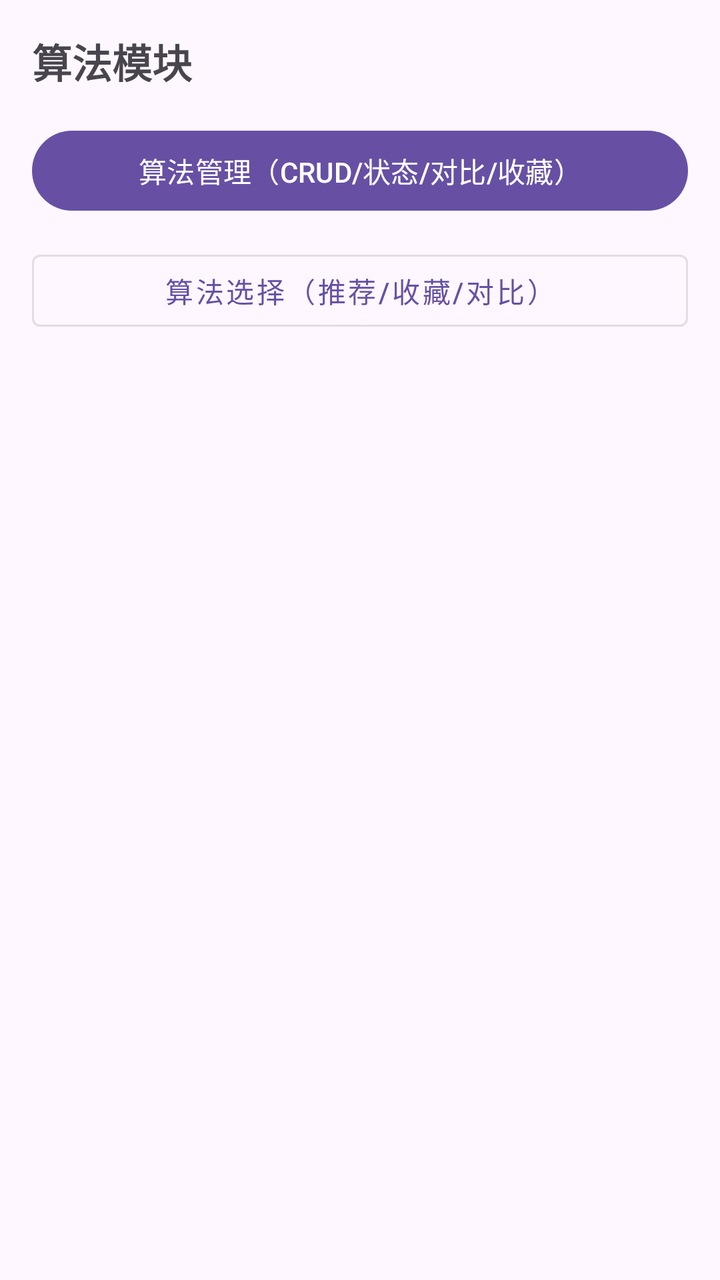
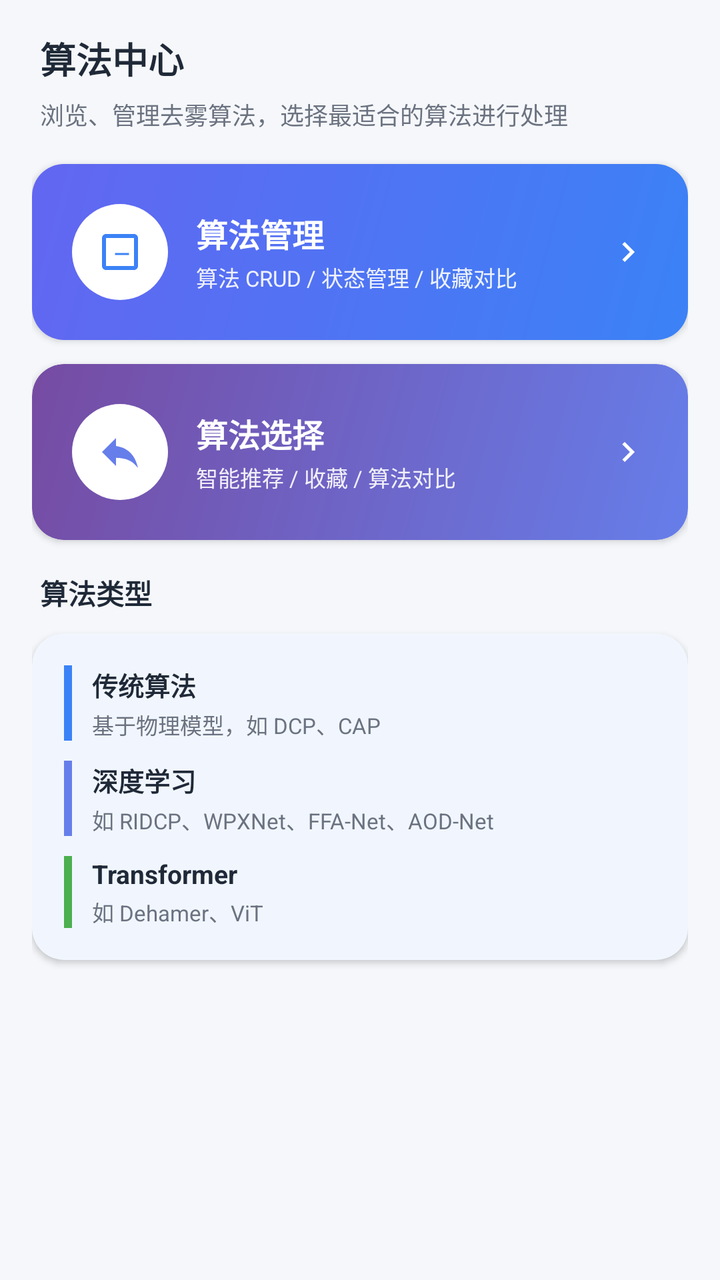

Two renders of the same Android screen: before a commit and after it. Below are the layout's source before the change and the commit's diff.
<!-- AndroidManifest.xml: application theme Theme.Dehaze -->
<!-- res/layout/fragment_algorithm.xml -->
<?xml version="1.0" encoding="utf-8"?>
<LinearLayout xmlns:android="http://schemas.android.com/apk/res/android"
    android:layout_width="match_parent"
    android:layout_height="match_parent"
    android:orientation="vertical"
    android:padding="16dp">

    <TextView
        android:layout_width="match_parent"
        android:layout_height="wrap_content"
        android:layout_marginBottom="16dp"
        android:text="算法模块"
        android:textSize="20sp"
        android:textStyle="bold" />

    <com.google.android.material.button.MaterialButton
        android:id="@+id/btn_algorithm_manage"
        android:layout_width="match_parent"
        android:layout_height="wrap_content"
        android:layout_marginBottom="12dp"
        android:text="算法管理（CRUD/状态/对比/收藏）"
        android:textSize="14sp" />

    <com.google.android.material.button.MaterialButton
        android:id="@+id/btn_algorithm_select"
        style="@style/Widget.MaterialComponents.Button.OutlinedButton"
        android:layout_width="match_parent"
        android:layout_height="wrap_content"
        android:text="算法选择（推荐/收藏/对比）"
        android:textSize="14sp" />

</LinearLayout>
<!-- resources referenced by this layout -->
<resources>
  <style name="Theme.Dehaze" parent="Theme.MaterialComponents.DayNight.DarkActionBar">
          
          <item name="colorPrimary">@color/purple_500</item>
          <item name="colorPrimaryVariant">@color/purple_700</item>
          <item name="colorOnPrimary">@color/white</item>
          
          <item name="colorSecondary">@color/teal_200</item>
          <item name="colorSecondaryVariant">@color/teal_700</item>
          <item name="colorOnSecondary">@color/black</item>
          
          <item name="android:statusBarColor">?attr/colorPrimaryVariant</item>
          
      </style>
  <color name="purple_500">#FF6200EE</color>
  <color name="purple_700">#FF3700B3</color>
  <color name="teal_200">#FF03DAC5</color>
  <color name="teal_700">#FF018786</color>
  <color name="black">#FF000000</color>
  <!-- unchanged entries left out for length: 1 -->
</resources>

<!-- the commit's change to res/layout/fragment_algorithm.xml (unified diff, before → after) -->
@@ -1,32 +1,294 @@
 <?xml version="1.0" encoding="utf-8"?>
-<LinearLayout xmlns:android="http://schemas.android.com/apk/res/android"
+<androidx.core.widget.NestedScrollView xmlns:android="http://schemas.android.com/apk/res/android"
+    xmlns:app="http://schemas.android.com/apk/res-auto"
     android:layout_width="match_parent"
     android:layout_height="match_parent"
-    android:orientation="vertical"
-    android:padding="16dp">
-
-    <TextView
+    android:background="@color/bg_page"
+    android:fillViewport="true">
+
+    <LinearLayout
         android:layout_width="match_parent"
         android:layout_height="wrap_content"
-        android:layout_marginBottom="16dp"
-        android:text="算法模块"
-        android:textSize="20sp"
-        android:textStyle="bold" />
-
-    <com.google.android.material.button.MaterialButton
-        android:id="@+id/btn_algorithm_manage"
-        android:layout_width="match_parent"
-        android:layout_height="wrap_content"
-        android:layout_marginBottom="12dp"
-        android:text="算法管理（CRUD/状态/对比/收藏）"
-        android:textSize="14sp" />
-
-    <com.google.android.material.button.MaterialButton
-        android:id="@+id/btn_algorithm_select"
-        style="@style/Widget.MaterialComponents.Button.OutlinedButton"
-        android:layout_width="match_parent"
-        android:layout_height="wrap_content"
-        android:text="算法选择（推荐/收藏/对比）"
-        android:textSize="14sp" />
-
-</LinearLayout>
+        android:orientation="vertical"
+        android:paddingStart="16dp"
+        android:paddingEnd="16dp"
+        android:paddingTop="16dp"
+        android:paddingBottom="24dp">
+
+        
+        <TextView
+            android:layout_width="match_parent"
+            android:layout_height="wrap_content"
+            android:layout_marginStart="4dp"
+            android:layout_marginBottom="6dp"
+            android:text="算法中心"
+            android:textColor="@color/text_primary"
+            android:textSize="18sp"
+            android:textStyle="bold" />
+
+        <TextView
+            android:layout_width="match_parent"
+            android:layout_height="wrap_content"
+            android:layout_marginStart="4dp"
+            android:layout_marginBottom="16dp"
+            android:text="浏览、管理去雾算法，选择最适合的算法进行处理"
+            android:textColor="@color/text_secondary"
+            android:textSize="12sp" />
+
+        
+        <com.google.android.material.card.MaterialCardView
+            android:id="@+id/btn_algorithm_manage"
+            android:layout_width="match_parent"
+            android:layout_height="wrap_content"
+            android:layout_marginBottom="12dp"
+            android:clickable="true"
+            android:focusable="true"
+            android:foreground="?attr/selectableItemBackground"
+            app:cardCornerRadius="16dp"
+            app:cardElevation="2dp"
+            app:strokeWidth="0dp">
+
+            <LinearLayout
+                android:layout_width="match_parent"
+                android:layout_height="wrap_content"
+                android:background="@drawable/bg_brand_gradient"
+                android:gravity="center_vertical"
+                android:orientation="horizontal"
+                android:padding="20dp">
+
+                <ImageView
+                    android:layout_width="48dp"
+                    android:layout_height="48dp"
+                    android:background="@drawable/bg_logo_circle"
+                    android:padding="12dp"
+                    android:src="@drawable/ic_algorithm"
+                    app:tint="@color/brand_primary" />
+
+                <LinearLayout
+                    android:layout_width="0dp"
+                    android:layout_height="wrap_content"
+                    android:layout_marginStart="14dp"
+                    android:layout_weight="1"
+                    android:orientation="vertical">
+
+                    <TextView
+                        android:layout_width="wrap_content"
+                        android:layout_height="wrap_content"
+                        android:text="算法管理"
+                        android:textColor="@color/white"
+                        android:textSize="16sp"
+                        android:textStyle="bold" />
+
+                    <TextView
+                        android:layout_width="wrap_content"
+                        android:layout_height="wrap_content"
+                        android:layout_marginTop="2dp"
+                        android:text="算法 CRUD / 状态管理 / 收藏对比"
+                        android:textColor="#E6FFFFFF"
+                        android:textSize="11sp" />
+                </LinearLayout>
+
+                <ImageView
+                    android:layout_width="20dp"
+                    android:layout_height="20dp"
+                    android:src="@drawable/ic_arrow_right"
+                    app:tint="@color/white" />
+            </LinearLayout>
+        </com.google.android.material.card.MaterialCardView>
+
+        
+        <com.google.android.material.card.MaterialCardView
+            android:id="@+id/btn_algorithm_select"
+            android:layout_width="match_parent"
+            android:layout_height="wrap_content"
+            android:layout_marginBottom="16dp"
+            android:clickable="true"
+            android:focusable="true"
+            android:foreground="?attr/selectableItemBackground"
+            app:cardCornerRadius="16dp"
+            app:cardElevation="2dp"
+            app:strokeWidth="0dp">
+
+            <LinearLayout
+                android:layout_width="match_parent"
+                android:layout_height="wrap_content"
+                android:background="@drawable/bg_metric_gradient"
+                android:gravity="center_vertical"
+                android:orientation="horizontal"
+                android:padding="20dp">
+
+                <ImageView
+                    android:layout_width="48dp"
+                    android:layout_height="48dp"
+                    android:background="@drawable/bg_logo_circle"
+                    android:padding="12dp"
+                    android:src="@drawable/ic_image_compare"
+                    app:tint="@color/metric_gradient_start" />
+
+                <LinearLayout
+                    android:layout_width="0dp"
+                    android:layout_height="wrap_content"
+                    android:layout_marginStart="14dp"
+                    android:layout_weight="1"
+                    android:orientation="vertical">
+
+                    <TextView
+                        android:layout_width="wrap_content"
+                        android:layout_height="wrap_content"
+                        android:text="算法选择"
+                        android:textColor="@color/white"
+                        android:textSize="16sp"
+                        android:textStyle="bold" />
+
+                    <TextView
+                        android:layout_width="wrap_content"
+                        android:layout_height="wrap_content"
+                        android:layout_marginTop="2dp"
+                        android:text="智能推荐 / 收藏 / 算法对比"
+                        android:textColor="#E6FFFFFF"
+                        android:textSize="11sp" />
+                </LinearLayout>
+
+                <ImageView
+                    android:layout_width="20dp"
+                    android:layout_height="20dp"
+                    android:src="@drawable/ic_arrow_right"
+                    app:tint="@color/white" />
+            </LinearLayout>
+        </com.google.android.material.card.MaterialCardView>
+
+        
+        <TextView
+            android:layout_width="match_parent"
+            android:layout_height="wrap_content"
+            android:layout_marginStart="4dp"
+            android:layout_marginBottom="10dp"
+            android:text="算法类型"
+            android:textColor="@color/text_primary"
+            android:textSize="14sp"
+            android:textStyle="bold" />
+
+        <com.google.android.material.card.MaterialCardView
+            android:layout_width="match_parent"
+            android:layout_height="wrap_content"
+            app:cardCornerRadius="16dp"
+            app:cardElevation="2dp"
+            app:strokeWidth="0dp">
+
+            <LinearLayout
+                android:layout_width="match_parent"
+                android:layout_height="wrap_content"
+                android:orientation="vertical"
+                android:padding="16dp">
+
+                <LinearLayout
+                    android:layout_width="match_parent"
+                    android:layout_height="wrap_content"
+                    android:layout_marginBottom="10dp"
+                    android:orientation="horizontal">
+
+                    <View
+                        android:layout_width="4dp"
+                        android:layout_height="match_parent"
+                        android:background="@color/brand_primary" />
+
+                    <LinearLayout
+                        android:layout_width="0dp"
+                        android:layout_height="wrap_content"
+                        android:layout_marginStart="10dp"
+                        android:layout_weight="1"
+                        android:orientation="vertical">
+
+                        <TextView
+                            android:layout_width="wrap_content"
+                            android:layout_height="wrap_content"
+                            android:text="传统算法"
+                            android:textColor="@color/text_primary"
+                            android:textSize="13sp"
+                            android:textStyle="bold" />
+
+                        <TextView
+                            android:layout_width="wrap_content"
+                            android:layout_height="wrap_content"
+                            android:layout_marginTop="2dp"
+                            android:text="基于物理模型，如 DCP、CAP"
+                            android:textColor="@color/text_secondary"
+                            android:textSize="11sp" />
+                    </LinearLayout>
+                </LinearLayout>
+
+                <LinearLayout
+                    android:layout_width="match_parent"
+                    android:layout_height="wrap_content"
+                    android:layout_marginBottom="10dp"
+                    android:orientation="horizontal">
+
+                    <View
+                        android:layout_width="4dp"
+                        android:layout_height="match_parent"
+                        android:background="@color/metric_gradient_start" />
+
+                    <LinearLayout
+                        android:layout_width="0dp"
+                        android:layout_height="wrap_content"
+                        android:layout_marginStart="10dp"
+                        android:layout_weight="1"
+                        android:orientation="vertical">
+
+                        <TextView
+                            android:layout_width="wrap_content"
+                            android:layout_height="wrap_content"
+                            android:text="深度学习"
+                            android:textColor="@color/text_primary"
+                            android:textSize="13sp"
+                            android:textStyle="bold" />
+
+                        <TextView
+                            android:layout_width="wrap_content"
+                            android:layout_height="wrap_content"
+                            android:layout_marginTop="2dp"
+                            android:text="如 RIDCP、WPXNet、FFA-Net、AOD-Net"
+                            android:textColor="@color/text_secondary"
+                            android:textSize="11sp" />
+                    </LinearLayout>
+                </LinearLayout>
+
+                <LinearLayout
+                    android:layout_width="match_parent"
+                    android:layout_height="wrap_content"
+                    android:orientation="horizontal">
+
+                    <View
+                        android:layout_width="4dp"
+                        android:layout_height="match_parent"
+                        android:background="@color/color_success" />
+
+                    <LinearLayout
+                        android:layout_width="0dp"
+                        android:layout_height="wrap_content"
+                        android:layout_marginStart="10dp"
+                        android:layout_weight="1"
+                        android:orientation="vertical">
+
+                        <TextView
+                            android:layout_width="wrap_content"
+                            android:layout_height="wrap_content"
+                            android:text="Transformer"
+                            android:textColor="@color/text_primary"
+                            android:textSize="13sp"
+                            android:textStyle="bold" />
+
+                        <TextView
+                            android:layout_width="wrap_content"
+                            android:layout_height="wrap_content"
+                            android:layout_marginTop="2dp"
+                            android:text="如 Dehamer、ViT"
+                            android:textColor="@color/text_secondary"
+                            android:textSize="11sp" />
+                    </LinearLayout>
+                </LinearLayout>
+            </LinearLayout>
+        </com.google.android.material.card.MaterialCardView>
+
+    </LinearLayout>
+</androidx.core.widget.NestedScrollView>
<!-- resource entries referenced after the edit -->
@@ -1,23 +1,111 @@
 <!-- resources referenced by this layout -->
 <resources>
-  <style name="Theme.Dehaze" parent="Theme.MaterialComponents.DayNight.DarkActionBar">
+  <color name="bg_page">#FFF5F7FA</color>
+  <color name="brand_primary">#FF3B82F6</color>
+  <color name="color_success">#FF4CAF50</color>
+  <color name="metric_gradient_start">#FF667EEA</color>
+  <color name="text_primary">#FF1F2937</color>
+  <color name="text_secondary">#FF6B7280</color>
+  <!-- drawable bg_brand_gradient (drawable) -->
+  <?xml version="1.0" encoding="utf-8"?>
+  <shape xmlns:android="http://schemas.android.com/apk/res/android"
+      android:shape="rectangle">
+      <gradient
+          android:angle="135"
+          android:startColor="@color/brand_gradient_start"
+          android:endColor="@color/brand_gradient_end" />
+  </shape>
+  <!-- drawable bg_logo_circle (drawable) -->
+  <?xml version="1.0" encoding="utf-8"?>
+  <shape xmlns:android="http://schemas.android.com/apk/res/android"
+      android:shape="oval">
+      <solid android:color="@color/white" />
+      <size android:width="72dp" android:height="72dp" />
+  </shape>
+  <!-- drawable bg_metric_gradient (drawable) -->
+  <?xml version="1.0" encoding="utf-8"?>
+  <shape xmlns:android="http://schemas.android.com/apk/res/android"
+      android:shape="rectangle">
+      <gradient
+          android:angle="135"
+          android:startColor="@color/metric_gradient_start"
+          android:endColor="@color/metric_gradient_end" />
+      <corners android:radius="16dp" />
+  </shape>
+  <!-- drawable ic_algorithm (drawable) -->
+  <vector xmlns:android="http://schemas.android.com/apk/res/android"
+      android:width="24dp"
+      android:height="24dp"
+      android:viewportWidth="24"
+      android:viewportHeight="24"
+      android:tint="?attr/colorOnSurface">
+    <path
+        android:fillColor="@android:color/white"
+        android:pathData="M19,3L5,3c-1.1,0 -2,0.9 -2,2v14c0,1.1 0.9,2 2,2h14c1.1,0 2,-0.9 2,-2L21,5c0,-1.1 -0.9,-2 -2,-2zM19,19L5,19L5,5h14v14zM16.5,12.5h-7v1h7v-1z"/>
+  </vector>
+  <!-- drawable ic_arrow_right (drawable) -->
+  <?xml version="1.0" encoding="utf-8"?>
+  <vector xmlns:android="http://schemas.android.com/apk/res/android"
+      android:width="24dp"
+      android:height="24dp"
+      android:viewportWidth="24"
+      android:viewportHeight="24"
+      android:tint="#1976D2">
+      <path
+          android:fillColor="@android:color/white"
+          android:pathData="M8.59,16.59L13.17,12L8.59,7.41L10,6l6,6l-6,6z" />
+  </vector>
+  <!-- drawable ic_image_compare (drawable) -->
+  <vector xmlns:android="http://schemas.android.com/apk/res/android"
+      android:width="24dp"
+      android:height="24dp"
+      android:viewportWidth="24"
+      android:viewportHeight="24"
+      android:tint="?attr/colorOnSurface">
+    <path
+        android:fillColor="@android:color/white"
+        android:pathData="M10,9V5l-7,7 7,7v-4.1c5,0 8.5,1.6 11,5.1 -1,-5 -4,-10 -11,-11z"/>
+  </vector>
+  <style name="Theme.Dehaze" parent="Base.Theme.Dehaze">
           
-          <item name="colorPrimary">@color/purple_500</item>
-          <item name="colorPrimaryVariant">@color/purple_700</item>
+          <item name="colorPrimary">@color/brand_primary</item>
+          <item name="colorPrimaryVariant">@color/brand_primary_dark</item>
+          <item name="colorOnPrimary">@color/white</item>
+          <item name="colorSecondary">@color/brand_secondary</item>
+          <item name="colorOnSecondary">@color/white</item>
+          <item name="android:colorBackground">@color/bg_page</item>
+          <item name="colorSurface">@color/bg_card</item>
+          <item name="android:statusBarColor">@color/brand_primary</item>
+      </style>
+  <color name="brand_gradient_start">#FF3B82F6</color>
+  <color name="brand_gradient_end">#FF6366F1</color>
+  <color name="metric_gradient_end">#FF764BA2</color>
+  <style name="Base.Theme.Dehaze" parent="Theme.Material3.DayNight.NoActionBar">
+          
+          <item name="colorPrimary">@color/brand_primary</item>
+          <item name="colorPrimaryVariant">@color/brand_primary_dark</item>
           <item name="colorOnPrimary">@color/white</item>
           
-          <item name="colorSecondary">@color/teal_200</item>
-          <item name="colorSecondaryVariant">@color/teal_700</item>
-          <item name="colorOnSecondary">@color/black</item>
+          <item name="colorSecondary">@color/brand_secondary</item>
+          <item name="colorOnSecondary">@color/white</item>
           
-          <item name="android:statusBarColor">?attr/colorPrimaryVariant</item>
+          <item name="android:colorBackground">@color/bg_page</item>
+          <item name="colorSurface">@color/bg_card</item>
+          <item name="colorOnSurface">@color/text_primary</item>
           
+          <item name="colorError">@color/color_error</item>
+          
+          <item name="android:statusBarColor">@color/brand_primary</item>
+          <item name="android:windowLightStatusBar">false</item>
+          
+          <item name="android:fontFamily">sans-serif</item>
+          <item name="android:textColorPrimary">@color/text_primary</item>
+          <item name="android:textColorSecondary">@color/text_secondary</item>
       </style>
-  <color name="purple_500">#FF6200EE</color>
-  <color name="purple_700">#FF3700B3</color>
-  <color name="teal_200">#FF03DAC5</color>
-  <color name="teal_700">#FF018786</color>
-  <color name="black">#FF000000</color>
+  <color name="brand_primary_dark">#FF6366F1</color>
+  <color name="brand_secondary">#FF4285F4</color>
+  <color name="bg_card">#FFFFFFFF</color>
+  <color name="color_error">#FFF44336</color>
   <!-- unchanged entries left out for length: 1 -->
 </resources>
 
